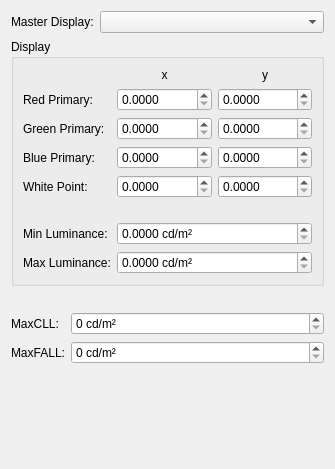
Before: the Qt Designer form libs/ui/animation/VideoHDRMetadataOptionsDialog.ui in KDE/krita, drawn with Qt 5.
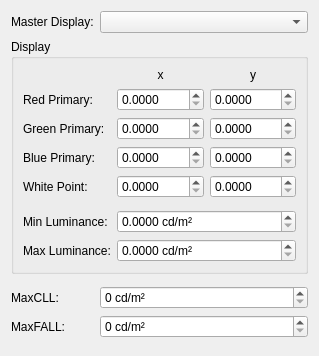
After: the same form once the commit is applied.

Commit message:
VideoHDRMetadataOptionsDialog: port to form layout
Part-of: <https://invent.kde.org/graphics/krita/-/merge_requests/1772>

Patch:
```diff
--- a/libs/ui/animation/VideoHDRMetadataOptionsDialog.ui
+++ b/libs/ui/animation/VideoHDRMetadataOptionsDialog.ui
@@ -11,28 +11,24 @@
     <x>0</x>
     <y>0</y>
     <width>319</width>
-    <height>469</height>
+    <height>356</height>
    </rect>
   </property>
   <property name="windowTitle">
    <string>Dialog</string>
   </property>
-  <layout class="QVBoxLayout" name="verticalLayout">
-   <item>
-    <layout class="QFormLayout" name="formLayout_2">
-     <item column="0" row="0">
+  <layout class="QFormLayout" name="formLayout_4">
+   <item row="0" column="0">
       <widget class="QLabel" name="label">
        <property name="text">
         <string>Master Display:</string>
        </property>
       </widget>
      </item>
-     <item column="1" row="0">
+   <item row="0" column="1">
       <widget class="QComboBox" name="cmbMasterDisplay"/>
      </item>
-    </layout>
-   </item>
-   <item>
+   <item row="1" column="0" colspan="2">
     <widget class="QGroupBox" name="grpCustomDisplay">
      <property name="title">
       <string>Display</string>
@@ -210,23 +206,7 @@
         </item>
        </layout>
       </item>
-      <item column="1" row="9">
-       <spacer name="verticalSpacer">
-        <property name="orientation">
-         <enum>Qt::Vertical</enum>
-        </property>
-        <property name="sizeType">
-         <enum>QSizePolicy::Maximum</enum>
-        </property>
-        <property name="sizeHint" stdset="0">
-         <size>
-          <width>195</width>
-          <height>12</height>
-         </size>
-        </property>
-       </spacer>
-      </item>
-      <item column="0" row="10">
+      <item row="10" column="0">
        <widget class="QLabel" name="label_11">
         <property name="text">
          <string>Min Luminance:</string>
@@ -266,11 +246,8 @@
         </property>
        </widget>
       </item>
-     </layout>
-    </widget>
-   </item>
-   <item>
-    <spacer name="verticalSpacer_3">
+      <item row="9" column="0" colspan="2">
+       <spacer name="verticalSpacer">
      <property name="orientation">
       <enum>Qt::Vertical</enum>
      </property>
@@ -279,22 +256,23 @@
      </property>
      <property name="sizeHint" stdset="0">
       <size>
-       <width>20</width>
-       <height>20</height>
+          <width>195</width>
+          <height>12</height>
       </size>
      </property>
     </spacer>
    </item>
-   <item>
-    <layout class="QFormLayout" name="formLayout">
-     <item column="0" row="0">
+     </layout>
+    </widget>
+   </item>
+   <item row="3" column="0">
       <widget class="QLabel" name="label_2">
        <property name="text">
         <string>MaxCLL:</string>
        </property>
       </widget>
      </item>
-     <item column="1" row="0">
+   <item row="3" column="1">
       <widget class="QSpinBox" name="intMaxCLL">
        <property name="suffix">
         <string> cd/m²</string>
@@ -304,14 +282,14 @@
        </property>
       </widget>
      </item>
-     <item column="0" row="1">
+   <item row="4" column="0">
       <widget class="QLabel" name="label_3">
        <property name="text">
         <string>MaxFALL:</string>
        </property>
       </widget>
      </item>
-     <item column="1" row="1">
+   <item row="4" column="1">
       <widget class="QSpinBox" name="intMaxFALL">
        <property name="suffix">
         <string> cd/m²</string>
@@ -321,9 +299,7 @@
        </property>
       </widget>
      </item>
-    </layout>
-   </item>
-   <item>
+   <item row="5" column="0" colspan="2">
     <spacer name="verticalSpacer_2">
      <property name="orientation">
       <enum>Qt::Vertical</enum>
@@ -336,6 +312,22 @@
      </property>
     </spacer>
    </item>
+   <item row="2" column="0" colspan="2">
+    <spacer name="verticalSpacer_3">
+     <property name="orientation">
+      <enum>Qt::Vertical</enum>
+     </property>
+     <property name="sizeType">
+      <enum>QSizePolicy::Maximum</enum>
+     </property>
+     <property name="sizeHint" stdset="0">
+      <size>
+       <width>20</width>
+       <height>20</height>
+      </size>
+     </property>
+    </spacer>
+   </item>
   </layout>
  </widget>
  <resources/>
```
Left out of the diff: 24 changed lines with no effect on the pictures. Lines whose indentation alone changed are shown as unchanged.
